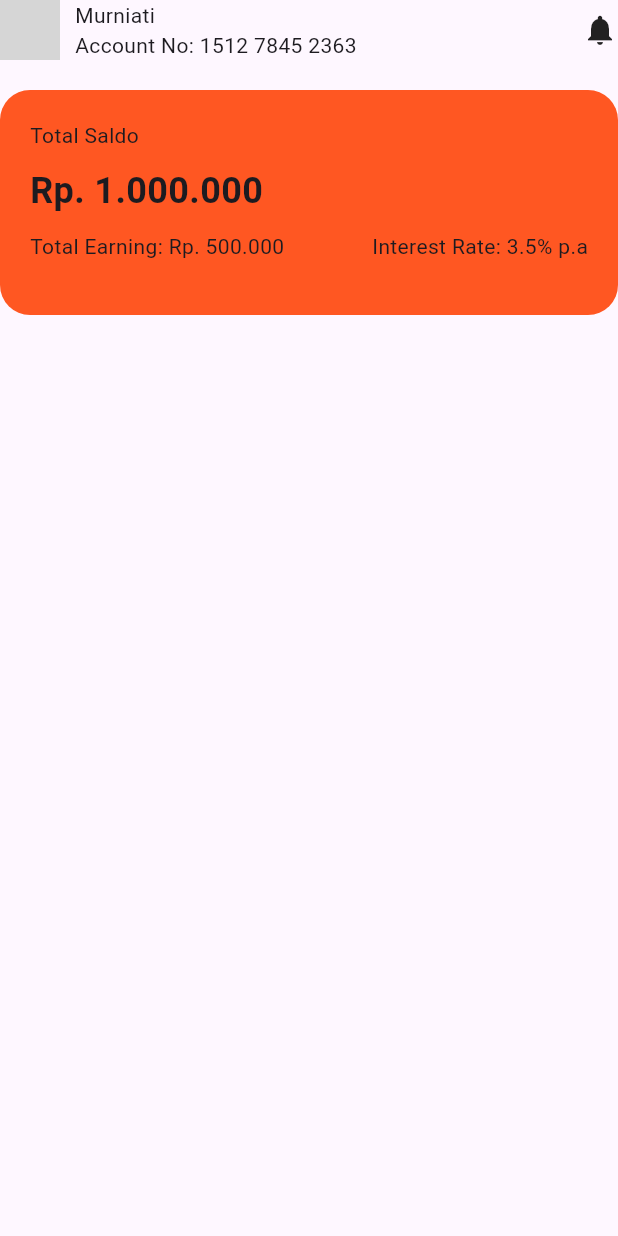
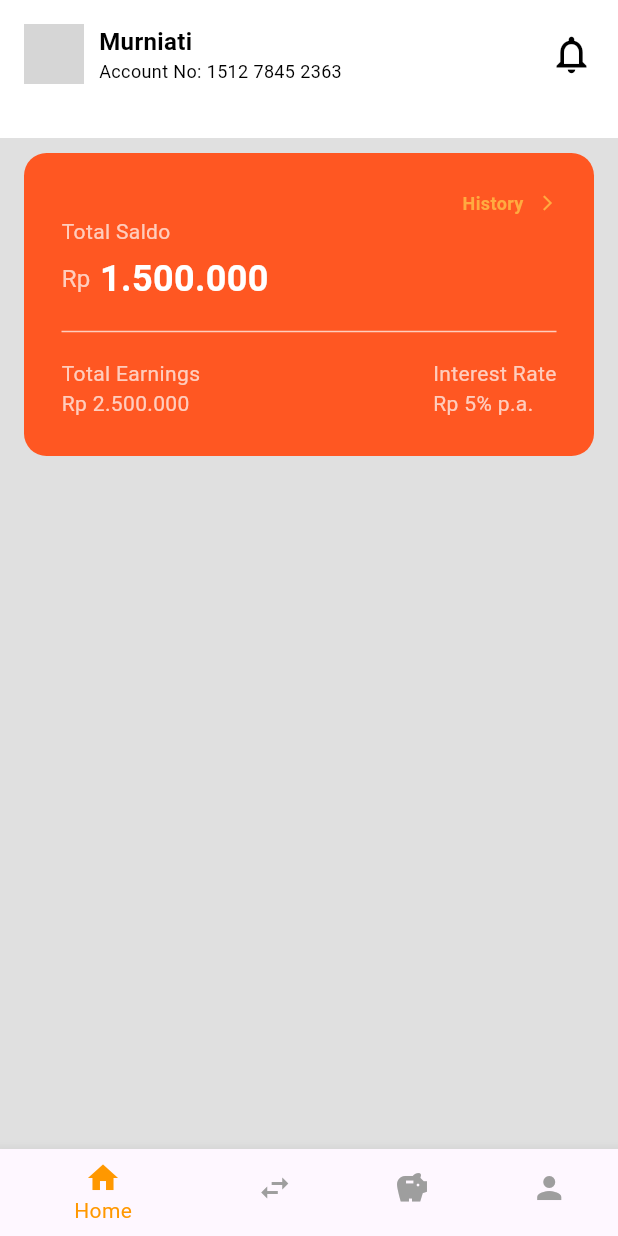
Before and after one commit to niysnsty/seabank-ui, a Flutter app: the screen it shows after launch, on a phone screen of 412 x 824 dp. Run offline on Flutter 3.47's test engine with Material 3 defaults, Android fonts, the phone set to English and light mode, and no system bars; network calls fail; grey boxes are pictures that could not be loaded.

Commit message:
memperbaiki header, saldo card, dan menambah navabr

```diff
--- a/lib/main.dart
+++ b/lib/main.dart
@@ -11,62 +11,127 @@ class BRI extends StatelessWidget {
   Widget build(BuildContext context) {
     return MaterialApp(
       debugShowCheckedModeBanner: false,
-      home: Scaffold(
-        body: SafeArea(
+      home: const HomePage(),
+    );
+  }
+}
+
+class HomePage extends StatelessWidget {
+  const HomePage({super.key});
+
+  @override
+  Widget build(BuildContext context) {
+    return Scaffold(
+      backgroundColor: Colors.grey[300],
+      bottomNavigationBar: bottomNav(),
+      body: SingleChildScrollView(
         child: Column(
           children: [
-              // HEADER ATAS
+            headerSection(),
+            saldoSection(),
+            //menuSection(),
+            //pocketSection(),
+          ],
+        ),
+      ),
+    );
+  }
+}
+ Widget headerSection() {
+  return Container(
+    width: double.infinity,
+    padding: const EdgeInsets.all(16),
+    decoration: const BoxDecoration(
+      color: Colors.white,
+    ),
+    child: Column(
+      crossAxisAlignment: CrossAxisAlignment.start,
+      children: [
         Row(
-                mainAxisAlignment: MainAxisAlignment.spaceBetween, children: [
+          mainAxisAlignment: MainAxisAlignment.spaceBetween,
+          children: [
             Row(
               children: [
-                      CircleAvatar(
-                        backgroundImage: NetworkImage("https://encrypted-tbn0.gstatic.com/images?q=tbn:ANd9GcTH0TPDNHRZoPXJYBONBzjG5RsSCdRrCzOiUQ&s"),
+                CircleAvatar(radius: 20,backgroundImage: NetworkImage("https://encrypted-tbn0.gstatic.com/images?q=tbn:ANd9GcTH0TPDNHRZoPXJYBONBzjG5RsSCdRrCzOiUQ&s"),
                 ),
-                      SizedBox(width: 10),
+                const SizedBox(width: 10),
                 Column(
                   crossAxisAlignment: CrossAxisAlignment.start,
                   children: [
-                          Text("Murniati"),
-                          Text("Account No: 1512 7845 2363"),
+                    Text("Murniati", style: TextStyle(color: Colors.black, fontSize: 16, fontWeight: FontWeight.bold)),
+                    Text("Account No: 1512 7845 2363", style: TextStyle(color: Colors.black, fontSize: 12)),
+                  ],
+                )
+              ],
+            ),
+            Icon(Icons.notifications_none, color: Colors.black, size: 30,),
+          ],
+        ),
+        const SizedBox(height: 20),
+      ],
+    ),
+  );
+}
+Widget saldoSection() {
+  return Padding(
+    padding: EdgeInsets.symmetric(horizontal: 16, vertical: 10),
+    child: Container(
+      width: double.infinity,
+      padding: EdgeInsets.all(25),
+      decoration: BoxDecoration(
+        color: Colors.deepOrange,
+        borderRadius: BorderRadius.circular(15),
+      ),
+      child: Column(
+        crossAxisAlignment: CrossAxisAlignment.start,
+        children: [
+          Row(
+            mainAxisAlignment: MainAxisAlignment.spaceBetween,
+            children: [
+              SizedBox(),
+              Row(
+                children: [
+                  Text("History", style: TextStyle(color: Colors.orangeAccent, fontSize: 12, fontWeight: FontWeight.bold)),
+                  SizedBox(width: 10),
+                  Icon(Icons.arrow_forward_ios, color: Colors.orangeAccent, size: 12)
                 ],
               ),
             ],
           ),
-                  Icon(Icons.notifications),
+          Text("Total Saldo", style: TextStyle(color: Colors.white70, fontSize: 14)),
+          SizedBox(height: 5),
+          Row(
+            children: [
+              Text("Rp", style: TextStyle(color: Colors.white70, fontSize: 16)),
+              Text(" 1.500.000", style: TextStyle(color: Colors.white, fontSize: 24, fontWeight: FontWeight.bold)),
             ],
           ),
-              SizedBox(height: 20),
-              // CARD SALDO
-              Container(
-                height: 150,
-                width: double.infinity,
-                padding: EdgeInsets.all(20),
-                decoration: BoxDecoration(
-                  color: Colors.deepOrange,
-                  borderRadius: BorderRadius.circular(20),
-                ),
-                child: Column(
-                  crossAxisAlignment: CrossAxisAlignment.start,
-                  children: [
-                    Text("Total Saldo"),
           SizedBox(height: 10),
-                    Text("Rp. 1.000.000", style: TextStyle(fontSize: 24, fontWeight: FontWeight.bold),),
+          Divider(color: Colors.white70, thickness: 1),
           SizedBox(height: 10),
           Row(
             mainAxisAlignment: MainAxisAlignment.spaceBetween,
             children: [
-                        Text("Total Earning: Rp. 500.000"),
-                        Text("Interest Rate: 3.5% p.a"),
+              Text("Total Earnings\nRp 2.500.000", style: TextStyle(color: Colors.white70, fontSize: 14)),
+              Text("Interest Rate\nRp 5% p.a.", style: TextStyle(color: Colors.white70, fontSize: 14)),
             ],
           ),
         ],
       ),
     ),
-            ],
-          ),
-        ),
-      ),
   );
 }
+//Widget menuSection() {}
+//Widget pocketSection() {}
+Widget bottomNav() {
+  return BottomNavigationBar(
+    selectedItemColor: Colors.orange,
+    unselectedItemColor: Colors.grey,
+    items: [
+      BottomNavigationBarItem(icon: Icon(Icons.home), label: "Home"),
+      BottomNavigationBarItem(icon: Icon(Icons.swap_horiz), label: "Pay"),
+      BottomNavigationBarItem(icon: Icon(Icons.savings), label: "Deposit"),
+      BottomNavigationBarItem(icon: Icon(Icons.person), label: "Me"),
+    ],
+  );
 }
```
Also changed, not shown: pubspec.lock. Lines whose indentation alone changed are shown as unchanged.
